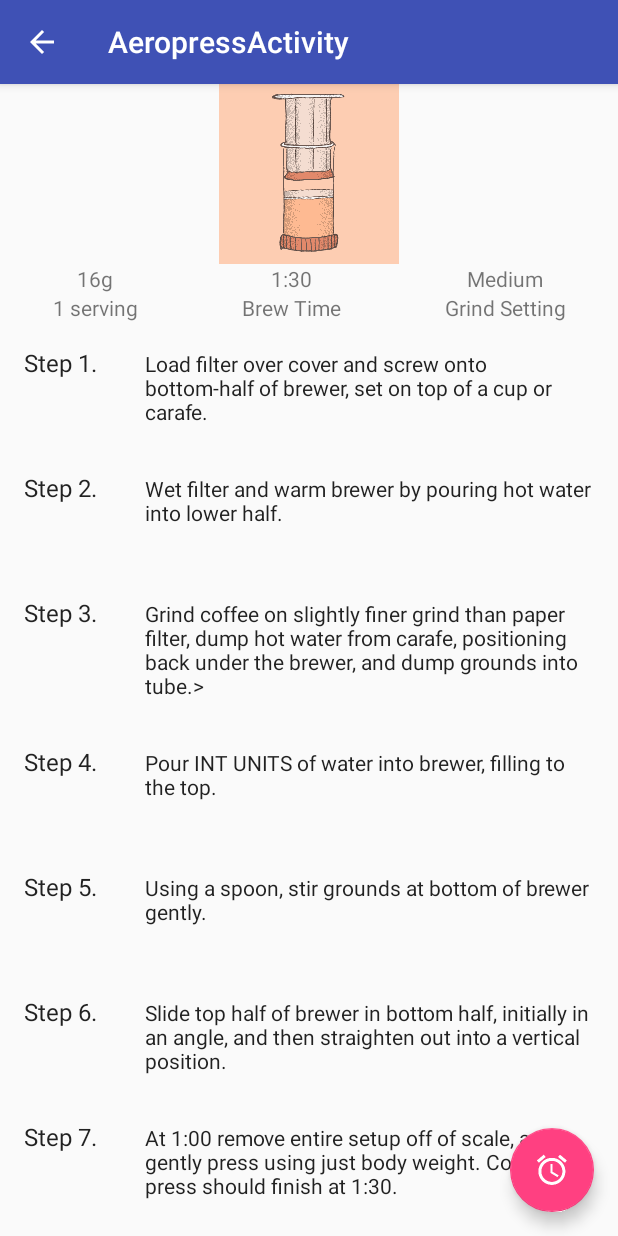
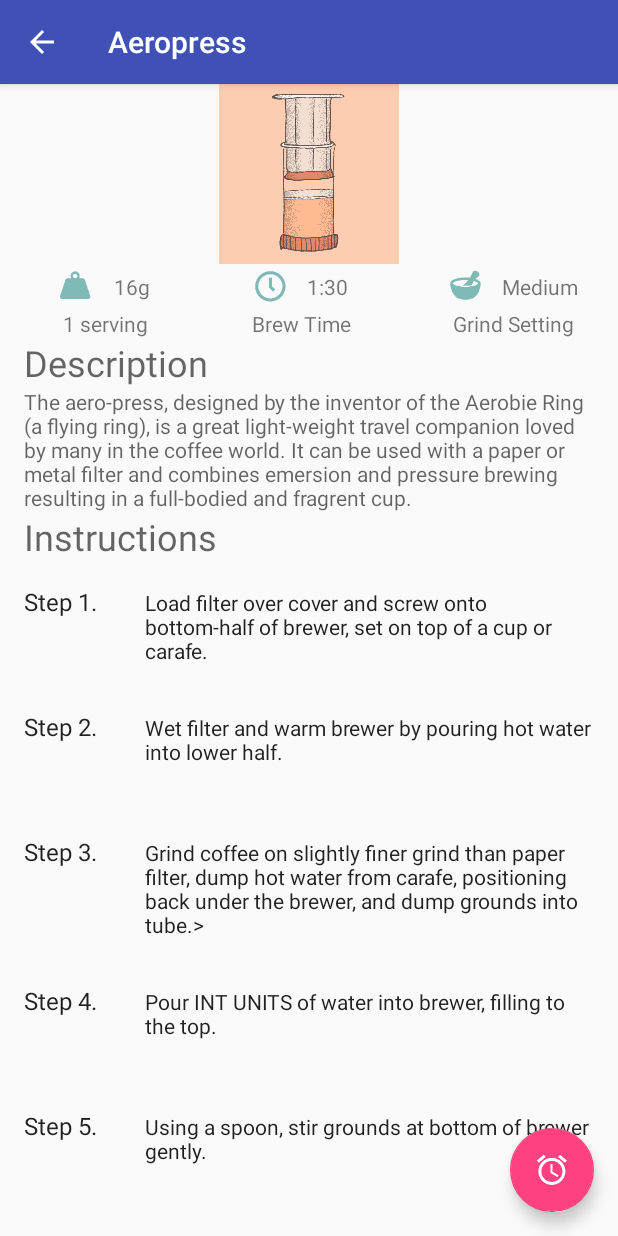
Before and after one commit to pattrickrice/Coffee-Brew-Guide, an Android app: the AeropressActivity screen opened directly, with no data from a screen before it, on a phone screen of 412 x 824 dp. Run offline under Robolectric (Android 15) with nearby library versions, the phone set to English and light mode, and no system bars.

Commit message:
adjust layout and include images. add text labels

```diff
--- a/App/CoffeeBrewGuide/app/src/main/java/com/brewguide/android/coffeebrewguide/AeropressActivity.java
+++ b/App/CoffeeBrewGuide/app/src/main/java/com/brewguide/android/coffeebrewguide/AeropressActivity.java
@@ -101,6 +101,8 @@ public class AeropressActivity extends AppCompatActivity  {
 
         // Auto generated
         Toolbar toolbar = (Toolbar) findViewById(R.id.toolbar);
+        toolbar.setTitle(aeropress.getmMethodName());
+
         setSupportActionBar(toolbar);
 
 
--- a/App/CoffeeBrewGuide/app/src/main/res/layout/activity_brew_method.xml
+++ b/App/CoffeeBrewGuide/app/src/main/res/layout/activity_brew_method.xml
@@ -5,103 +5,192 @@
     android:layout_height="match_parent"
     android:fitsSystemWindows="true"
     android:orientation="vertical">
-
+    <!--make whole layout scrollable-->
     <android.support.v4.widget.NestedScrollView
         android:layout_width="match_parent"
         android:layout_height="wrap_content"
         android:layout_marginTop="?attr/actionBarSize"
         android:orientation="vertical">
-
+        <!--nested view can only have one child-->
         <LinearLayout
             android:layout_width="match_parent"
             android:layout_height="wrap_content"
             android:orientation="vertical">
 
+            <!-- main image of the brew method-->
             <ImageView
                 android:id="@+id/topImageIV"
                 android:layout_width="match_parent"
                 android:layout_height="wrap_content"
-                android:focusableInTouchMode="true"
-                />
+                android:focusableInTouchMode="true" />
 
+            <!--layout for the brew parameteres-->
             <LinearLayout
                 android:layout_width="match_parent"
                 android:layout_height="wrap_content"
                 android:orientation="horizontal"
                 android:weightSum="3">
-
+            <!--layout for the weight-->
                 <LinearLayout
                     android:layout_width="wrap_content"
                     android:layout_height="match_parent"
                     android:layout_gravity="center_horizontal"
                     android:layout_weight="1"
                     android:orientation="vertical">
+                    <!--top row of the weight includes image-->
+                    <LinearLayout
+                        android:layout_width="match_parent"
+                        android:layout_height="30dp"
+                        android:gravity="center"
+                        android:orientation="horizontal">
+                        <!--weight image icon-->
+                        <ImageView
+                            android:id="@+id/weight_icon_IV"
+                            android:layout_width="wrap_content"
+                            android:layout_height="wrap_content"
+                            android:layout_gravity="center"
+                            android:focusableInTouchMode="true"
+                            android:src="@drawable/ic_weight" />
+                        <!--weight parameter set dynamically-->
                         <TextView
                             android:id="@+id/TV_servingDose"
-                    android:layout_width="match_parent"
+                            android:layout_width="wrap_content"
                             android:layout_height="wrap_content"
+                            android:layout_gravity="center"
                             android:gravity="center"
-                    android:hint="16 g" />
+                            android:hint="16 g"
 
+                            />
+                    </LinearLayout>
+
+                    <!--serving size set dynamically-->
                     <TextView
                         android:id="@+id/TV_servingNumber"
                         android:layout_width="match_parent"
                         android:layout_height="wrap_content"
                         android:gravity="center"
-                        android:hint="1 Serving" />
+
+                        android:hint="1 Serving"
+                        android:paddingLeft="12dp" />
 
                 </LinearLayout>
-
+                <!--layout for time requirement-->
                 <LinearLayout
                     android:layout_width="wrap_content"
                     android:layout_height="match_parent"
                     android:layout_gravity="center_horizontal"
                     android:layout_weight="1"
                     android:orientation="vertical">
+                    <!--top row of time requirement-->
+                    <LinearLayout
+                        android:layout_width="match_parent"
+                        android:layout_height="30dp"
+                        android:gravity="center"
+                        android:orientation="horizontal">
+                        <!--time icon-->
+                        <ImageView
+                            android:id="@+id/timer_icon_IV"
+                            android:layout_width="wrap_content"
+                            android:layout_height="wrap_content"
+                            android:layout_gravity="center"
+                            android:focusableInTouchMode="true"
+                            android:src="@drawable/ic_clock" />
+                        <!--brew time set dynamically-->
                         <TextView
                             android:id="@+id/TV_timer"
-                        android:layout_width="match_parent"
+                            android:layout_width="wrap_content"
                             android:layout_height="wrap_content"
                             android:gravity="center"
                             android:hint="4:00" />
+                    </LinearLayout>
+                    <!--brew time label-->
                     <TextView
                         android:layout_width="match_parent"
                         android:layout_height="wrap_content"
                         android:gravity="center"
+
+                        android:paddingLeft="13dp"
                         android:text="Brew Time" />
 
                 </LinearLayout>
-
+                <!--layout for grind size-->
                 <LinearLayout
                     android:layout_width="wrap_content"
                     android:layout_height="match_parent"
                     android:layout_gravity="center_horizontal"
                     android:layout_weight="1"
                     android:orientation="vertical">
-
+                    <!--top row of grind size includes image-->
+                    <LinearLayout
+                        android:layout_width="match_parent"
+                        android:layout_height="30dp"
+                        android:gravity="center"
+                        android:orientation="horizontal">
+                        <!--icon for grind-->
+                        <ImageView
+                            android:id="@+id/grind_icon_IV"
+                            android:layout_width="wrap_content"
+                            android:layout_height="wrap_content"
+                            android:layout_gravity="center"
+                            android:focusableInTouchMode="true"
+                            android:src="@drawable/ic_grinder" />
+                        <!--grind description set dynamically-->
                         <TextView
                             android:id="@+id/TV_grindSetting"
+                            android:layout_width="wrap_content"
+                            android:layout_height="wrap_content"
+                            android:gravity="center"
+                            android:hint="@string/grind_size_coarse" />
+                    </LinearLayout>
+                    <!--grind setting description-->
+                    <TextView
                         android:layout_width="match_parent"
-                        android:layout_height="wrap_content"
+                        android:layout_height="0dp"
                         android:layout_weight="1"
                         android:gravity="center"
-                        android:hint="Course" />
-
-                    <TextView
-                        android:layout_width="match_parent"
-                        android:layout_height="wrap_content"
-                        android:layout_weight="1"
-                        android:gravity="center"
-                        android:text="Grind Setting" />
+                        android:paddingLeft="12dp"
+                        android:text="@string/grind_setting" />
 
                 </LinearLayout>
             </LinearLayout>
+            <!--description of brewmethod layout-->
+            <LinearLayout
+                android:layout_width="match_parent"
+                android:layout_height="wrap_content"
+                android:orientation="vertical">
+                <!--description label-->
+                <TextView
+                    android:id="@+id/brew_method_name_TV"
+                    android:layout_width="match_parent"
+                    android:layout_height="wrap_content"
+                    android:hint="@string/brew_method_description"
+                    android:paddingStart="16dp"
+                    android:textSize="24sp" />
+                <!--description text-->
+                <TextView
+                    android:id="@+id/brew_method_description_TV"
+                    android:layout_width="match_parent"
+                    android:layout_height="wrap_content"
+                    android:hint="@string/bio_aeropress"
+                    android:paddingRight="16dp"
 
+                    android:paddingStart="16dp" />
+                <!--instructions label-->
+                <TextView
+                    android:id="@+id/brew_method_instructions_title_TV"
+                    android:layout_width="match_parent"
+                    android:layout_height="wrap_content"
+                    android:hint="@string/brew_method_instructions"
+                    android:paddingStart="16dp"
+                    android:textSize="24sp" />
+            </LinearLayout>
+            <!--instuctions recyclerview. set using InstructionListAdapter-->
             <android.support.v7.widget.RecyclerView
                 android:id="@+id/rvInstructions"
                 android:layout_width="match_parent"
                 android:layout_height="wrap_content"
                 android:minHeight="0dp">
+
             </android.support.v7.widget.RecyclerView>
         </LinearLayout>
 
--- a/App/CoffeeBrewGuide/app/src/main/res/values/strings.xml
+++ b/App/CoffeeBrewGuide/app/src/main/res/values/strings.xml
@@ -15,6 +15,10 @@
     <string name="serving">serving</string>
     <string name="brew_time">Brew Time</string>
     <string name="grind_setting">Grind Setting</string>
+
+    <string name="brew_method_description">Description</string>
+    <string name="brew_method_instructions">Instructions</string>
+
 
     <!--Grind sizes-->
     <string name="grind_size_fine">Fine</string>
```
Lines whose indentation alone changed are shown as unchanged.
